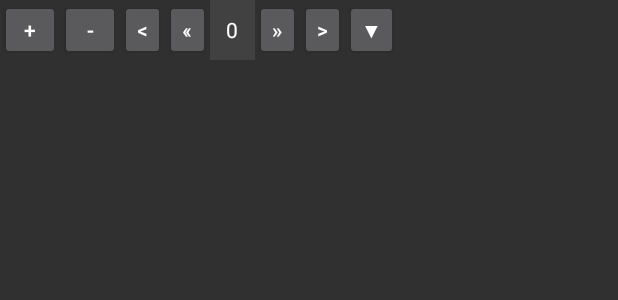
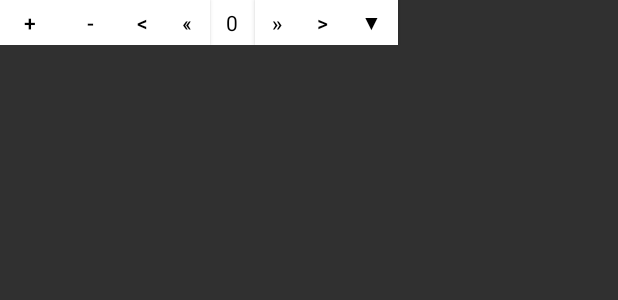
Before and after one commit to MegaSteelX/EXSE, an Android app: the layout itemgroup_bar.xml on its own in the app's theme, with its tools: preview values and no code run, on a phone screen of 412 x 824 dp. Shown: the top 300 px of the screen. Run offline under Robolectric (Android 15) with nearby library versions, the phone set to English and light mode, and no system bars.

Commit message:
小修小补 统一SingleLineText与ItemsGroup的弹出菜单栏样式

```diff
--- a/app/src/main/java/com/megasteelx/exse/items/ItemsGroup.java
+++ b/app/src/main/java/com/megasteelx/exse/items/ItemsGroup.java
@@ -311,7 +311,7 @@ public class ItemsGroup extends AbsoluteLayout implements ItemInterface
 		ctrlBar.setId(ctrlBarId);
 		parent.addView(ctrlBar,new AbsoluteLayout.LayoutParams(
 				1000,
-				120,
+				100,
 				0+(int)(baseSize*mCore.left),
 				-120+(int)(baseSize*mCore.top)
 		));
--- a/app/src/main/java/com/megasteelx/exse/items/SinglelineText.java
+++ b/app/src/main/java/com/megasteelx/exse/items/SinglelineText.java
@@ -173,14 +173,15 @@ public class SinglelineText extends EditText implements ItemInterface
 			imgChooserParent.setId(imgChooserId);
 			parent.addView(imgChooserParent,new AbsoluteLayout.LayoutParams(
 							   (int)(baseSize*mCore.width),
-							   (int)(baseSize*mCore.height),
+							   100,//(int)(baseSize*mCore.height),
 							   (int)(baseSize*mCore.left),
 							   (int)(baseSize*(mCore.top+mCore.height))
 						   ));
-			imgChooserParent.setBackgroundColor(0xCCFFFFFF);
+			imgChooserParent.setBackgroundColor(0xFFFFFFFF);
 			LinearLayout imgChooser=new LinearLayout(context);
 			imgChooserParent.addView(imgChooser);
 			imgChooser.setOrientation(LinearLayout.HORIZONTAL);
+			imgChooser.setGravity(Gravity.LEFT|Gravity.CENTER);
 			String[]ImgNames=new File(imgPath).list(new FilenameFilter(){
 					@Override
 					public boolean accept(File p1, String p2)
@@ -210,8 +211,8 @@ public class SinglelineText extends EditText implements ItemInterface
 				oneImg.setOnClickListener(imgClickListener);
 				imgChooser.addView(oneImg);
 				ViewGroup.LayoutParams imgparams=oneImg.getLayoutParams();
-				imgparams.height=(int)(baseSize*mCore.height);
-				imgparams.width=(int)(imgparams.height*1.125);
+				imgparams.height=(baseSize*mCore.height<100?(int)(baseSize*mCore.height):100);
+				imgparams.width=(int)(imgparams.height*1.2);
 				oneImg.setLayoutParams(imgparams);
 			}
 			imgChooserParent.setVisibility(View.GONE);
--- a/app/src/main/res/layout/itemgroup_bar.xml
+++ b/app/src/main/res/layout/itemgroup_bar.xml
@@ -2,58 +2,72 @@
 <LinearLayout
 	xmlns:android="http://schemas.android.com/apk/res/android"
 	android:layout_width="fill_parent"
-	android:layout_height="40dp"
+	android:layout_height="30dp"
 	android:orientation="horizontal">
 
 	<Button
 		android:layout_width="40dp"
-		android:layout_height="40dp"
+		android:layout_height="match_parent"
 		android:text="+"
-		android:id="@+id/barplus"/>
+		android:id="@+id/barplus"
+		android:background="#FFFFFFFF"
+		android:textColor="#FF000000"/>
 
 	<Button
 		android:layout_width="40dp"
-		android:layout_height="40dp"
+		android:layout_height="match_parent"
 		android:text="-"
+		android:background="#FFFFFFFF"
+		android:textColor="#FF000000"
 		android:id="@+id/barminus"/>
 
 	<Button
 		android:layout_width="30dp"
-		android:layout_height="40dp"
+		android:layout_height="match_parent"
 		android:text="&lt;"
+		android:background="#FFFFFFFF"
+		android:textColor="#FF000000"
 		android:id="@+id/barup"/>
 
 	<Button
 		android:layout_width="30dp"
-		android:layout_height="40dp"
+		android:layout_height="match_parent"
 		android:text="«"
+		android:background="#FFFFFFFF"
+		android:textColor="#FF000000"
 		android:id="@+id/barupup"/>
 
 	<TextView
 		android:layout_width="30dp"
-		android:layout_height="40dp"
+		android:layout_height="match_parent"
 		android:text="0"
 		android:gravity="center_vertical|center_horizontal"
 		android:id="@+id/barpos"
-		android:background="#FF414141"
-		android:textColor="#FFFFFFFF"/>
+		android:background="#FFFFFFFF"
+		android:textColor="#FF000000"/>
 
 	<Button
 		android:layout_width="30dp"
-		android:layout_height="40dp"
+		android:layout_height="match_parent"
 		android:text="»"
+		android:background="#FFFFFFFF"
+		android:textColor="#FF000000"
 		android:id="@+id/bardowndown"/>
 
 	<Button
 		android:layout_width="30dp"
-		android:layout_height="40dp"
+		android:layout_height="match_parent"
 		android:text="&gt;"
+		android:background="#FFFFFFFF"
+		android:textColor="#FF000000"
 		android:id="@+id/bardown"/>
 
 	<Button
 		android:layout_width="35dp"
-		android:layout_height="40dp"
+		android:layout_height="match_parent"
 		android:text="▼"
+		android:background="#FFFFFFFF"
+		android:textColor="#FF000000"
 		android:id="@+id/barnext"/>
 
 </LinearLayout>
```
